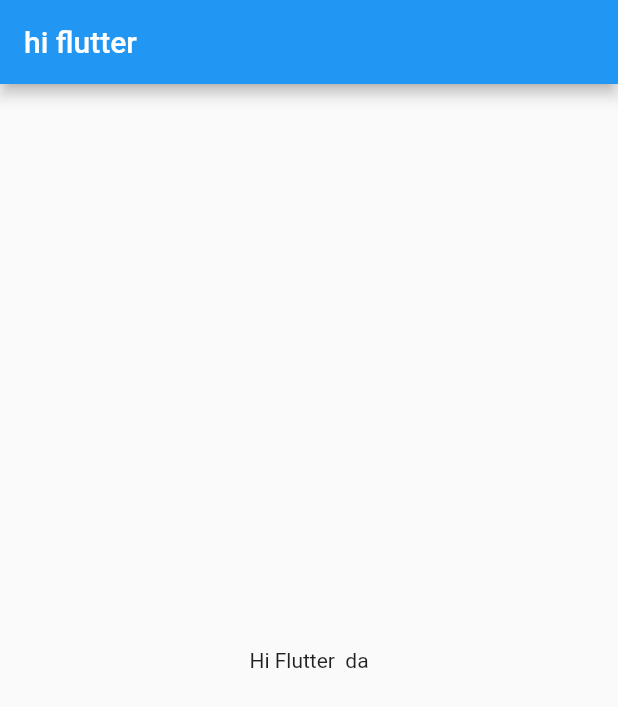
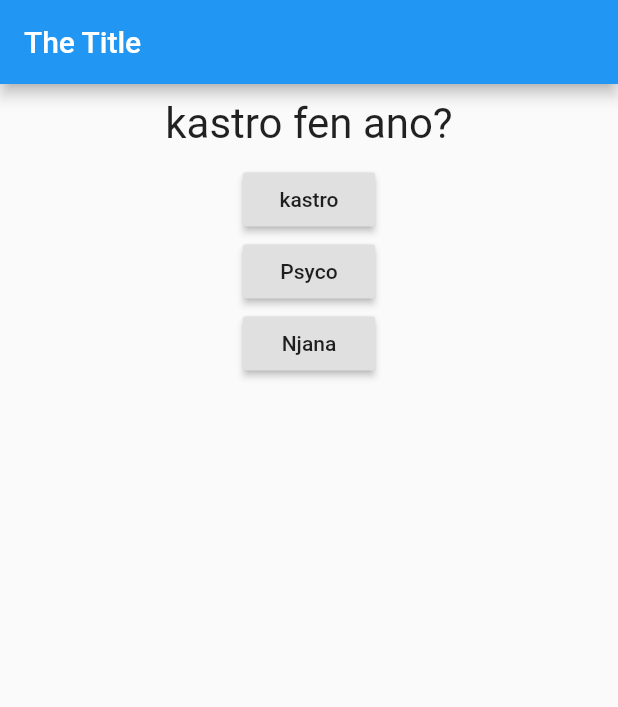
Before and after one commit to abhi123vj/Startup-Name-Generator, a Flutter app: the screen it shows after launch, on a phone screen of 412 x 824 dp. Shown: the top 707 px of the screen. Run offline on Flutter 3.47's test engine with Material 2 defaults, Android fonts, the phone set to English and light mode, and no system bars.

Commit message:
the day 1

```diff
--- a/lib/main.dart
+++ b/lib/main.dart
@@ -1,22 +1,46 @@
 import 'package:flutter/material.dart';
-import 'package:flutter/cupertino.dart';
+
+import './question.dart';
 
 void main() {
-  runApp(MaterialApp(
-    title: "OSM App",
-    home: HomePage(),
-  ));
+  runApp(MyApp()); //instance passed
 }
 
-class HomePage extends StatelessWidget {
+class MyApp extends StatefulWidget {
+  @override
+  _MyAppState createState() => _MyAppState();
+}
+
+class _MyAppState extends State<MyApp> {
+  var questionlist = ["kastro fen ano?", "psyco fen ano"];
+
+  void updateQuestion() {
+    setState(() {
+      if (questionIndex == 0)
+        questionIndex = 1;
+      else
+        questionIndex = 0;
+    });
+  }
+
+  var questionIndex = 0;
+
   @override
   Widget build(BuildContext context) {
-    return Scaffold(
+    return MaterialApp(
+      home: Scaffold(
         appBar: AppBar(
-          title: Text("hi flutter"),
+          title: Text('The Title'),
         ),
-        body: Container(
-          child: Center(child: Text("Hi Flutter  da")),
-        ));
+        body: Column(
+          children: [
+            Question(questionlist[questionIndex]),
+            RaisedButton(child: Text("kastro"), onPressed: updateQuestion),
+            RaisedButton(child: Text("Psyco"), onPressed: updateQuestion),
+            RaisedButton(child: Text("Njana"), onPressed: updateQuestion),
+          ],
+        ),
+      ),
+    );
   }
 }
--- /dev/null
+++ b/lib/question.dart
@@ -0,0 +1,19 @@
+import 'package:flutter/material.dart';
+
+class Question extends StatelessWidget {
+  final String questionText;
+
+  Question(this.questionText);
+  @override
+  Widget build(BuildContext context) {
+    return Container(
+      width: double.infinity,
+      margin: EdgeInsets.all(10),
+      child: Text(
+        questionText,
+        style: TextStyle(fontSize: 28),
+        textAlign: TextAlign.center,
+      ),
+    );
+  }
+}
```
Also changed, not shown: 1 other file.
